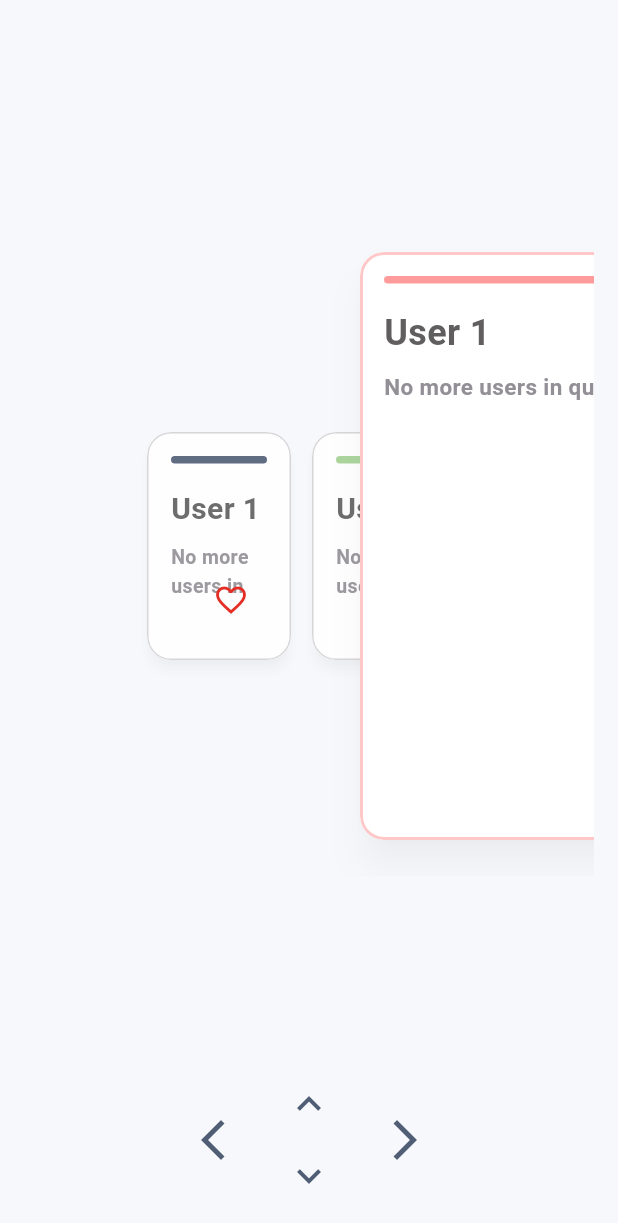
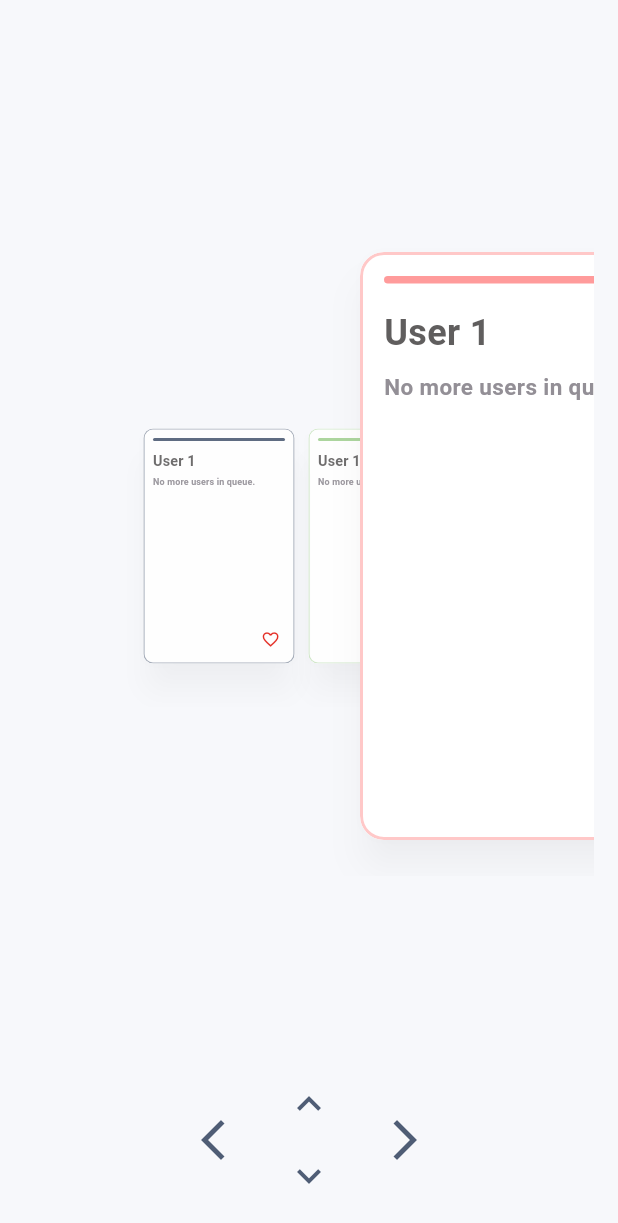
Before and after one commit to CatalystTue/Web-App, a Flutter app: the StackedCardsScreen screen opened by its route, on a phone screen of 412 x 824 dp. Shown: the top 1223 px of the screen. Run offline on Flutter 3.47's test engine with Material 3 defaults, Android fonts, the phone set to English and light mode, and no system bars; drawn by our look-alikes of overlay_support; our stand-ins replace appinio_swiper, gap, get, get_storage; missing offline and left inert: dart:html, dart:ui_web; accounts and stored records are empty.

Commit message:
auto-update

```diff
--- a/lib/Features/stacked_cards/presentation/stacked_cards_screen.dart
+++ b/lib/Features/stacked_cards/presentation/stacked_cards_screen.dart
@@ -66,9 +66,8 @@ class StackedCardsScreenState extends State<StackedCardsScreen> {
   static const double _cardWidth = 260;
   static const double _cardHeight = 400;
   static const double _cardGap = -150;
+  static const double _behindScale = 0.4;
   static const double _horizontalStep = _cardWidth + _cardGap;
-  static const double _behindWidthFactor = 0.4;
-  static const double _behindHeightFactor = 0.4;
   static const double _stackWidth =
       _cardWidth + (_visibleCardCount - 1) * _horizontalStep;
   static const double _stackHeight = 440;
@@ -429,9 +428,6 @@ class StackedCardsScreenState extends State<StackedCardsScreen> {
     final stackPos = _stackPosition(card);
     final isFront = stackPos == 0;
     final isDismissing = card.id == _dismissingCardId;
-    final cardWidth = isFront ? _cardWidth : _cardWidth * _behindWidthFactor;
-    final cardHeight =
-        isFront ? _cardHeight : _cardHeight * _behindHeightFactor;
     final horizontalOffset =
         (card.initStackPos - _centerCardIndex) * _horizontalStep;
 
@@ -457,27 +453,36 @@ class StackedCardsScreenState extends State<StackedCardsScreen> {
       curve: Curves.easeInOutCubic,
       child: AnimatedSlide(
         offset: Offset(
-          horizontalOffset / cardWidth + horizontalDismiss,
+          horizontalOffset / _cardWidth + horizontalDismiss,
           verticalDismiss,
         ),
         duration: _animationDuration,
         curve: Curves.easeInOutCubic,
-        child: AnimatedContainer(
+        child: SizedBox(
+          width: _cardWidth,
+          height: _cardHeight,
+          child: AnimatedScale(
+            scale: isFront ? 1.0 : _behindScale,
             duration: _animationDuration,
             curve: Curves.easeInOutCubic,
-          width: cardWidth,
-          height: cardHeight,
-          child: Card(
-            elevation: isFront ? 10.0 : 4.0,
+            alignment: Alignment.center,
+            child: _buildCardFace(card, isInteractive: isFront),
+          ),
+        ),
+      ),
+    );
+  }
+
+  Widget _buildCardFace(_StackCard card, {required bool isInteractive}) {
+    return Card(
+      elevation: 10.0,
       shadowColor: Colors.black.withOpacity(0.2),
       color: Colors.white,
       shape: RoundedRectangleBorder(
         borderRadius: BorderRadius.circular(16),
         side: BorderSide(
-                color: isFront
-                    ? card.color.withOpacity(0.55)
-                    : AppConfig().colors.lightGrayColor.withOpacity(0.4),
-                width: isFront ? 2 : 1,
+          color: card.color.withOpacity(0.55),
+          width: 2,
         ),
       ),
       clipBehavior: Clip.antiAlias,
@@ -501,7 +506,7 @@ class StackedCardsScreenState extends State<StackedCardsScreen> {
                   maxLines: 2,
                   overflow: TextOverflow.ellipsis,
                   style: TextStyle(
-                          fontSize: isFront ? 24 : 20,
+                    fontSize: 24,
                     fontWeight: FontWeight.bold,
                     color: AppConfig().colors.txtHeaderColor,
                   ),
@@ -512,49 +517,47 @@ class StackedCardsScreenState extends State<StackedCardsScreen> {
                     card.description.isNotEmpty
                         ? card.description
                         : 'No description',
-                          maxLines: isFront ? 8 : 5,
+                    maxLines: 8,
                     overflow: TextOverflow.ellipsis,
                     style: TextStyle(
-                            fontSize: isFront ? 15 : 13,
+                      fontSize: 15,
                       fontWeight: FontWeight.w600,
                       color: AppConfig().colors.txtBodyColor,
                     ),
                   ),
                 ),
-                      SizedBox(height: isFront ? 32 : 24),
+                const SizedBox(height: 32),
               ],
             ),
             Positioned(
               right: 0,
               bottom: 0,
-                    child: _buildHeartButton(card.id, isFront),
+              child: _buildHeartButton(
+                card.id,
+                canHeart: isInteractive && !_isDismissing,
+              ),
             ),
           ],
-              ),
-            ),
-          ),
         ),
       ),
     );
   }
 
-  Widget _buildHeartButton(int cardId, bool isFront) {
+  Widget _buildHeartButton(int cardId, {required bool canHeart}) {
     final isMarked = _markedCardIds.contains(cardId);
-    final size = isFront ? 32.0 : 24.0;
     final red = AppConfig().colors.redColor;
-    final canHeart = isFront && !_isDismissing;
 
     return IconButton(
       onPressed: canHeart ? () => _heartCard(cardId) : null,
       padding: EdgeInsets.zero,
-      constraints: BoxConstraints.tightFor(width: size + 8, height: size + 8),
+      constraints: const BoxConstraints.tightFor(width: 40, height: 40),
       icon: AnimatedSwitcher(
         duration: const Duration(milliseconds: 200),
         child: Icon(
           isMarked ? Icons.favorite : Icons.favorite_border,
           key: ValueKey(isMarked),
           color: red,
-          size: size,
+          size: 32,
         ),
       ),
     );
```
Also changed, not shown: 3 other files. Lines whose indentation alone changed are shown as unchanged.
